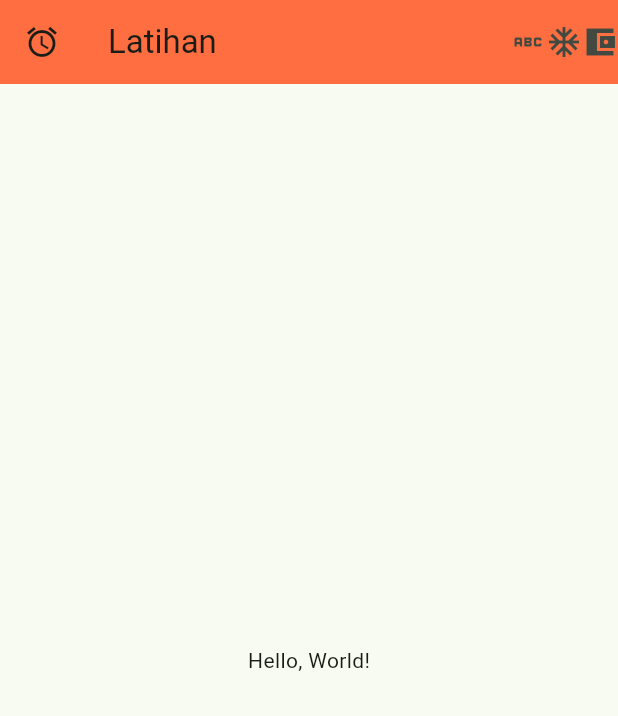
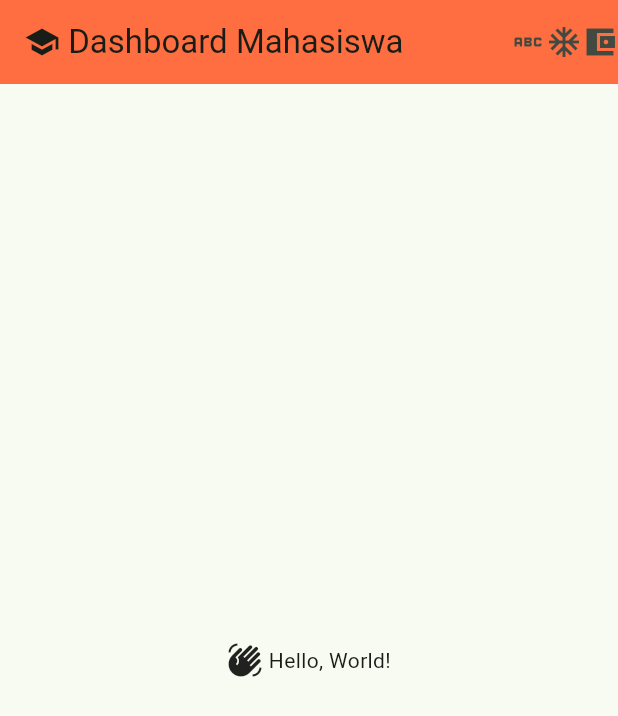
Before and after one commit to daffadermawan30/latihan_materialapp, a Flutter app: the screen it shows after launch, on a phone screen of 412 x 824 dp. Shown: the top 716 px of the screen. Run offline on Flutter 3.47's test engine with Material 3 defaults, Android fonts, the phone set to English and light mode, and no system bars.

Commit message:
menyesuaikan dengan poin tugas, dan sedikit mencoba variasi ui lain

```diff
--- a/lib/main.dart
+++ b/lib/main.dart
@@ -10,27 +10,28 @@ class MyLatihan extends StatelessWidget {
   @override
   Widget build(BuildContext context) {
     return MaterialApp(
-      title: 'DASH-DASH',
+      title: 'Aplikasi Mahasiswa',
       debugShowCheckedModeBanner: false,
       theme: ThemeData(
         useMaterial3: true,
         colorScheme: ColorScheme.fromSeed(seedColor: Colors.green),
       ),
       darkTheme: ThemeData.dark(useMaterial3: true),
-      home: const MyHomepage(),
+      home: const ProfilePage(),
     );
   }
 }
 
-class MyHomepage extends StatelessWidget {
-  const MyHomepage({super.key});
+class ProfilePage extends StatelessWidget {
+  const ProfilePage({super.key});
 
   @override
   Widget build(BuildContext context) {
     return Scaffold(
       appBar: AppBar(
-        title: Row(children: [Center(child: Text('Latihan'))]),
-        leading: Icon(Icons.access_alarms_outlined),
+        title: Row(
+          children: [Icon(Icons.school), Text(' Dashboard Mahasiswa')],
+        ),
         actions: [
           Icon(Icons.abc),
           Icon(Icons.ac_unit_sharp),
@@ -38,7 +39,12 @@ class MyHomepage extends StatelessWidget {
         ],
         backgroundColor: Colors.deepOrangeAccent,
       ),
-      body: Center(child: Text('Hello, World!')),
+      body: Center(
+        child: Row(
+          mainAxisSize: MainAxisSize.min,
+          children: [Icon(Icons.waving_hand), Text(' Hello, World!')],
+        ),
+      ),
     );
   }
 }
```
